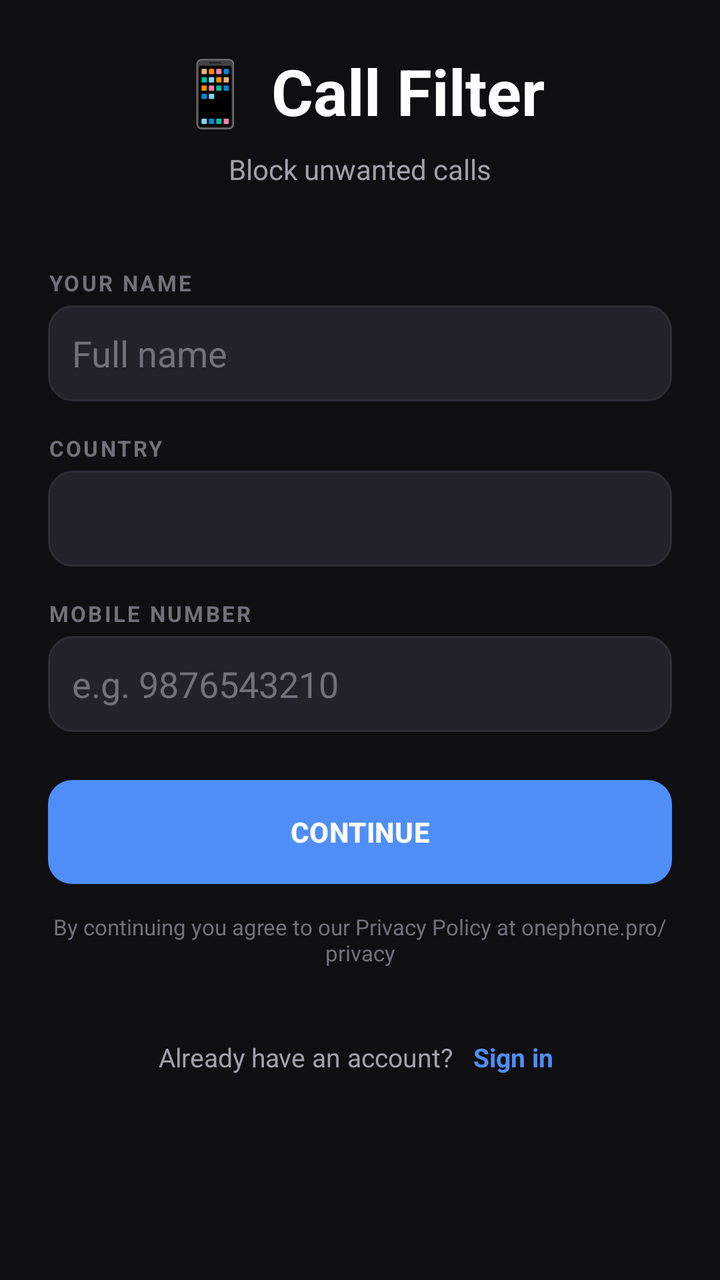
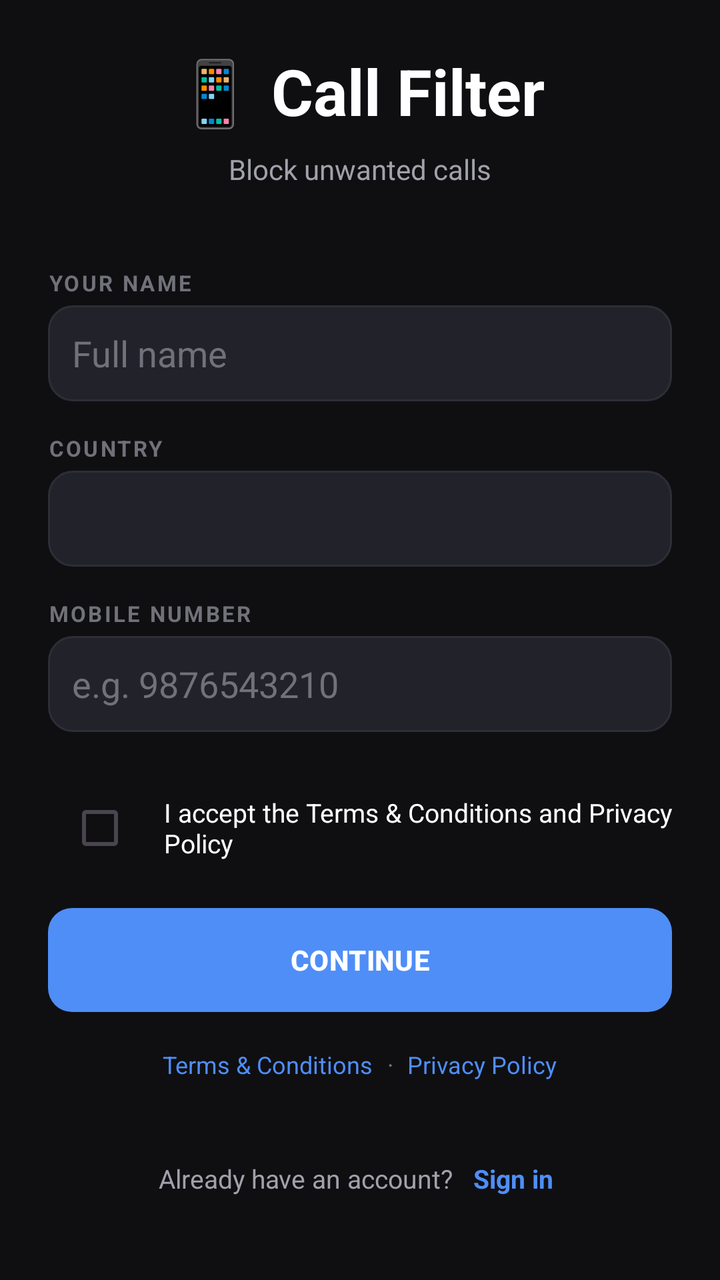

Before-and-after screenshots of an Android layout around one commit, followed by the original layout XML and the change that was made.
<!-- AndroidManifest.xml: application theme Theme.CallFilter -->
<!-- res/layout/activity_signup.xml -->
<?xml version="1.0" encoding="utf-8"?>
<ScrollView xmlns:android="http://schemas.android.com/apk/res/android"
    android:layout_width="match_parent" android:layout_height="match_parent"
    android:background="@color/bg" android:fillViewport="true">
<LinearLayout
    android:layout_width="match_parent" android:layout_height="wrap_content"
    android:orientation="vertical" android:gravity="center_horizontal" android:padding="24dp">
    <TextView android:layout_width="wrap_content" android:layout_height="wrap_content"
        android:text="📱 Call Filter" android:textSize="32sp" android:textStyle="bold"
        android:textColor="@color/text" android:layout_marginBottom="8dp"/>
    <TextView android:id="@+id/signupTitle"
        android:layout_width="wrap_content" android:layout_height="wrap_content"
        android:text="Block unwanted calls"
        android:textSize="14sp" android:textColor="@color/subtext"
        android:layout_marginBottom="40dp"/>
    <TextView android:id="@+id/nameLabel"
        android:layout_width="match_parent" android:layout_height="wrap_content"
        android:text="YOUR NAME" android:textSize="11sp" android:textStyle="bold"
        android:textColor="@color/muted" android:letterSpacing="0.1"/>
    <EditText android:id="@+id/nameInput"
        android:layout_width="match_parent" android:layout_height="48dp"
        android:hint="Full name" android:textColor="@color/text"
        android:textColorHint="@color/muted" android:background="@drawable/input_bg"
        android:paddingStart="12dp" android:paddingEnd="12dp"
        android:inputType="textPersonName|textCapWords"
        android:layout_marginTop="4dp" android:layout_marginBottom="16dp"/>
    <TextView android:layout_width="match_parent" android:layout_height="wrap_content"
        android:text="COUNTRY" android:textSize="11sp" android:textStyle="bold"
        android:textColor="@color/muted" android:letterSpacing="0.1"/>
    <Spinner android:id="@+id/countrySpinner"
        android:layout_width="match_parent" android:layout_height="48dp"
        android:background="@drawable/input_bg" android:layout_marginTop="4dp"
        android:layout_marginBottom="16dp"/>
    <TextView android:layout_width="match_parent" android:layout_height="wrap_content"
        android:text="MOBILE NUMBER" android:textSize="11sp" android:textStyle="bold"
        android:textColor="@color/muted" android:letterSpacing="0.1"/>
    <EditText android:id="@+id/mobileInput"
        android:layout_width="match_parent" android:layout_height="48dp"
        android:hint="e.g. 9876543210" android:textColor="@color/text"
        android:textColorHint="@color/muted" android:background="@drawable/input_bg"
        android:paddingStart="12dp" android:paddingEnd="12dp" android:inputType="phone"
        android:layout_marginTop="4dp" android:layout_marginBottom="24dp"/>
    <Button android:id="@+id/btnContinue"
        android:layout_width="match_parent" android:layout_height="52dp"
        android:text="CONTINUE" android:textStyle="bold" android:textSize="14sp"
        android:textColor="@color/white" android:background="@drawable/btn_accent"/>
    <TextView android:layout_width="wrap_content" android:layout_height="wrap_content"
        android:text="By continuing you agree to our Privacy Policy at onephone.pro/privacy"
        android:textSize="11sp" android:textColor="@color/muted"
        android:layout_marginTop="14dp" android:gravity="center"/>

    <LinearLayout
        android:layout_width="match_parent" android:layout_height="wrap_content"
        android:orientation="horizontal" android:gravity="center"
        android:layout_marginTop="32dp">
        <TextView android:layout_width="wrap_content" android:layout_height="wrap_content"
            android:text="Already have an account?"
            android:textSize="13sp" android:textColor="@color/subtext"/>
        <TextView android:id="@+id/linkSignin"
            android:layout_width="wrap_content" android:layout_height="wrap_content"
            android:text="Sign in"
            android:textSize="13sp" android:textStyle="bold"
            android:textColor="@color/accent"
            android:layout_marginStart="6dp"
            android:clickable="true" android:focusable="true"
            android:padding="4dp"/>
    </LinearLayout>
</LinearLayout>
</ScrollView>
<!-- resources referenced by this layout -->
<resources>
  <color name="accent">#4F8EF7</color>
  <color name="bg">#0F0F12</color>
  <color name="muted">#71717A</color>
  <color name="subtext">#A1A1AA</color>
  <color name="text">#FFFFFF</color>
  <color name="white">#FFFFFF</color>
  <!-- drawable btn_accent (drawable) -->
  <?xml version="1.0" encoding="utf-8"?>
  <shape xmlns:android="http://schemas.android.com/apk/res/android" android:shape="rectangle">
      <corners android:radius="12dp"/>
      <solid android:color="#4F8EF7"/>
  </shape>
  <!-- drawable input_bg (drawable) -->
  <?xml version="1.0" encoding="utf-8"?>
  <shape xmlns:android="http://schemas.android.com/apk/res/android" android:shape="rectangle">
      <corners android:radius="12dp"/>
      <solid android:color="#22232A"/>
      <stroke android:width="1dp" android:color="#2D2E36"/>
  </shape>
  <style name="Theme.CallFilter" parent="Theme.Material3.DayNight.NoActionBar">
          <item name="android:windowBackground">@color/bg</item>
          <item name="android:statusBarColor">@color/bg</item>
          <item name="android:navigationBarColor">@color/bg</item>
          <item name="android:windowLightStatusBar">false</item>
          <item name="colorPrimary">@color/accent</item>
          <item name="colorOnPrimary">@color/white</item>
          <item name="android:textColor">@color/text</item>
      </style>
</resources>

<!-- the commit's change to res/layout/activity_signup.xml (unified diff, before → after) -->
@@ -40,14 +40,49 @@
         android:textColorHint="@color/muted" android:background="@drawable/input_bg"
         android:paddingStart="12dp" android:paddingEnd="12dp" android:inputType="phone"
         android:layout_marginTop="4dp" android:layout_marginBottom="24dp"/>
+    
+    <LinearLayout
+        android:layout_width="match_parent" android:layout_height="wrap_content"
+        android:orientation="horizontal" android:gravity="center_vertical"
+        android:layout_marginBottom="16dp" android:paddingStart="2dp">
+        <CheckBox android:id="@+id/cbAcceptTerms"
+            android:layout_width="wrap_content" android:layout_height="wrap_content"
+            android:checked="false"
+            android:layout_marginEnd="8dp"/>
+        <TextView android:id="@+id/lblAcceptTerms"
+            android:layout_width="0dp" android:layout_weight="1"
+            android:layout_height="wrap_content"
+            android:text="I accept the Terms &amp; Conditions and Privacy Policy"
+            android:textSize="13sp" android:textColor="@color/text"
+            android:clickable="true" android:focusable="true"/>
+    </LinearLayout>
+
     <Button android:id="@+id/btnContinue"
         android:layout_width="match_parent" android:layout_height="52dp"
         android:text="CONTINUE" android:textStyle="bold" android:textSize="14sp"
         android:textColor="@color/white" android:background="@drawable/btn_accent"/>
-    <TextView android:layout_width="wrap_content" android:layout_height="wrap_content"
-        android:text="By continuing you agree to our Privacy Policy at onephone.pro/privacy"
-        android:textSize="11sp" android:textColor="@color/muted"
-        android:layout_marginTop="14dp" android:gravity="center"/>
+
+    <LinearLayout
+        android:layout_width="wrap_content" android:layout_height="wrap_content"
+        android:orientation="horizontal" android:gravity="center"
+        android:layout_marginTop="14dp">
+        <TextView android:id="@+id/linkTerms"
+            android:layout_width="wrap_content" android:layout_height="wrap_content"
+            android:text="Terms &amp; Conditions"
+            android:textSize="12sp" android:textColor="@color/accent"
+            android:clickable="true" android:focusable="true"
+            android:padding="4dp"/>
+        <TextView
+            android:layout_width="wrap_content" android:layout_height="wrap_content"
+            android:text=" · "
+            android:textSize="12sp" android:textColor="@color/muted"/>
+        <TextView android:id="@+id/linkPrivacy"
+            android:layout_width="wrap_content" android:layout_height="wrap_content"
+            android:text="Privacy Policy"
+            android:textSize="12sp" android:textColor="@color/accent"
+            android:clickable="true" android:focusable="true"
+            android:padding="4dp"/>
+    </LinearLayout>
 
     <LinearLayout
         android:layout_width="match_parent" android:layout_height="wrap_content"
